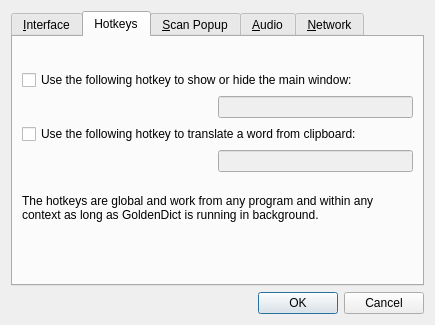
goldendict/goldendict, file src/preferences.ui: the form before one commit.
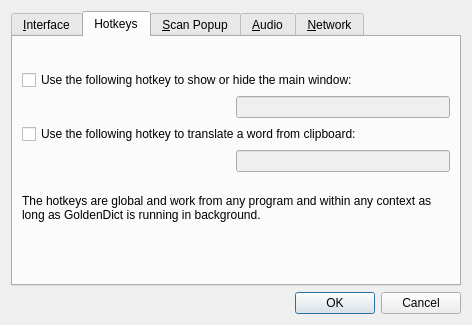
The form after the commit. The open tabs and pages were chosen to show the change. Icons and pictures are not drawn. Custom widgets are drawn as their Qt base class.

```diff
--- a/src/preferences.ui
+++ b/src/preferences.ui
@@ -6,7 +6,7 @@
    <rect>
     <x>0</x>
     <y>0</y>
-    <width>435</width>
+    <width>472</width>
     <height>325</height>
    </rect>
   </property>
```
Left out of the diff: 30 changed lines with no effect on the pictures.
